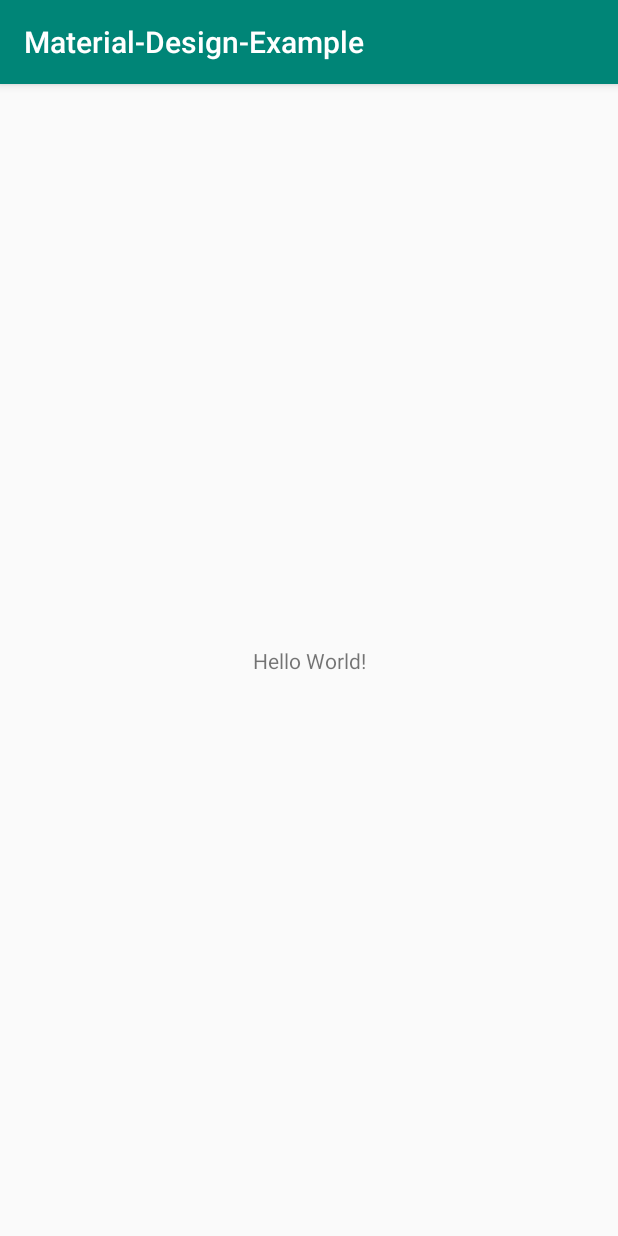
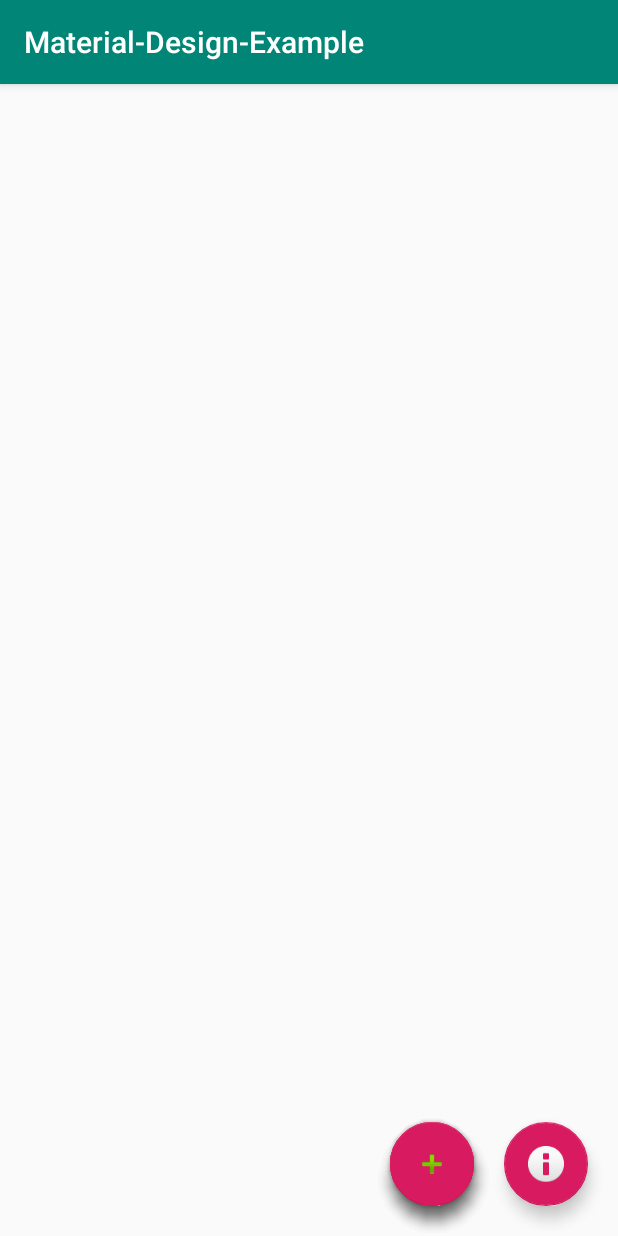
Before and after one commit to giorgospat/material-design, an Android app: the screen it shows after launch (MainActivity), on a phone screen of 412 x 824 dp. Run offline under Robolectric (Android 15) with nearby library versions, the phone set to English and light mode, and no system bars.

Commit message:
floating button implementation

```diff
--- a/app/build.gradle
+++ b/app/build.gradle
@@ -22,6 +22,8 @@ dependencies {
     implementation fileTree(dir: 'libs', include: ['*.jar'])
     implementation 'com.android.support:appcompat-v7:28.0.0'
     implementation 'com.android.support.constraint:constraint-layout:1.1.3'
+    implementation 'com.android.support:design:28.0.0'
+
     testImplementation 'junit:junit:4.12'
     androidTestImplementation 'com.android.support.test:runner:1.0.2'
     androidTestImplementation 'com.android.support.test.espresso:espresso-core:3.0.2'
--- a/app/src/main/java/com/patronas/material_design_example/MainActivity.java
+++ b/app/src/main/java/com/patronas/material_design_example/MainActivity.java
@@ -1,13 +1,66 @@
 package com.patronas.material_design_example;
 
+import android.support.design.widget.FloatingActionButton;
 import android.support.v7.app.AppCompatActivity;
 import android.os.Bundle;
+import android.view.View;
+import android.widget.Toast;
 
 public class MainActivity extends AppCompatActivity {
+
+    private boolean isFABOpen= false;
+    private FloatingActionButton fab1, fab2, fab3;
 
     @Override
     protected void onCreate(Bundle savedInstanceState) {
         super.onCreate(savedInstanceState);
         setContentView(R.layout.activity_main);
+
+        initSimpleFloatingButton();
+        initCustomFloatingButton();
+
     }
+
+
+    private void initSimpleFloatingButton() {
+        FloatingActionButton fab = findViewById(R.id.fab);
+        fab.setOnClickListener(new View.OnClickListener() {
+            @Override
+            public void onClick(View view) {
+                Toast.makeText(MainActivity.this, "Fab button clicked!", Toast.LENGTH_SHORT).show();
+            }
+        });
+    }
+
+    private void initCustomFloatingButton() {
+        FloatingActionButton fabCustom = findViewById(R.id.fab_with_menu);
+        fab1 = findViewById(R.id.fab1);
+        fab2 = findViewById(R.id.fab2);
+        fab3 = findViewById(R.id.fab3);
+        fabCustom.setOnClickListener(new View.OnClickListener() {
+            @Override
+            public void onClick(View view) {
+                if(!isFABOpen){
+                    showFABMenu();
+                }else{
+                    closeFABMenu();
+                }
+            }
+        });
+    }
+
+    private void showFABMenu(){
+        isFABOpen=true;
+        fab1.animate().translationY(-getResources().getDimension(R.dimen.standard_65));
+        fab2.animate().translationY(-getResources().getDimension(R.dimen.standard_130));
+        fab3.animate().translationY(-getResources().getDimension(R.dimen.standard_195));
+    }
+
+    private void closeFABMenu(){
+        isFABOpen=false;
+        fab1.animate().translationY(0);
+        fab2.animate().translationY(0);
+        fab3.animate().translationY(0);
+    }
+
 }
--- a/app/src/main/res/layout/activity_main.xml
+++ b/app/src/main/res/layout/activity_main.xml
@@ -6,13 +6,64 @@
     android:layout_height="match_parent"
     tools:context=".MainActivity">
 
-    <TextView
+    <android.support.design.widget.FloatingActionButton
+        android:id="@+id/fab"
         android:layout_width="wrap_content"
         android:layout_height="wrap_content"
-        android:text="Hello World!"
+        android:layout_gravity="bottom|end"
+        android:layout_margin="@dimen/standard_20"
+        android:src="@android:drawable/ic_dialog_info"
+        app:elevation="@dimen/standard_6"
         app:layout_constraintBottom_toBottomOf="parent"
-        app:layout_constraintLeft_toLeftOf="parent"
-        app:layout_constraintRight_toRightOf="parent"
-        app:layout_constraintTop_toTopOf="parent" />
+        app:layout_constraintEnd_toEndOf="parent"
+        app:pressedTranslationZ="@dimen/fab_elevation" />
+
+    <android.support.design.widget.FloatingActionButton
+        android:id="@+id/fab3"
+        android:layout_width="wrap_content"
+        android:layout_height="wrap_content"
+        android:layout_gravity="bottom|end"
+        android:layout_margin="@dimen/standard_20"
+        android:layout_marginEnd="@dimen/standard_8"
+        android:layout_marginBottom="@dimen/standard_8"
+        app:layout_constraintBottom_toBottomOf="parent"
+        app:layout_constraintEnd_toStartOf="@+id/fab"
+        app:srcCompat="@android:drawable/ic_dialog_email" />
+
+    <android.support.design.widget.FloatingActionButton
+        android:id="@+id/fab2"
+        android:layout_width="wrap_content"
+        android:layout_height="wrap_content"
+        android:layout_gravity="bottom|end"
+        android:layout_margin="@dimen/standard_20"
+        android:layout_marginEnd="@dimen/standard_8"
+        android:layout_marginBottom="@dimen/standard_8"
+        app:layout_constraintBottom_toBottomOf="parent"
+        app:layout_constraintEnd_toStartOf="@+id/fab"
+        app:srcCompat="@android:drawable/ic_menu_camera" />
+
+    <android.support.design.widget.FloatingActionButton
+        android:id="@+id/fab1"
+        android:layout_width="wrap_content"
+        android:layout_height="wrap_content"
+        android:layout_gravity="bottom|end"
+        android:layout_margin="@dimen/standard_20"
+        android:layout_marginEnd="@dimen/standard_8"
+        android:layout_marginBottom="@dimen/standard_8"
+        app:layout_constraintBottom_toBottomOf="parent"
+        app:layout_constraintEnd_toStartOf="@+id/fab"
+        app:srcCompat="@android:drawable/ic_dialog_map" />
+
+    <android.support.design.widget.FloatingActionButton
+        android:id="@+id/fab_with_menu"
+        android:layout_width="wrap_content"
+        android:layout_height="wrap_content"
+        android:layout_gravity="bottom|end"
+        android:layout_margin="@dimen/standard_20"
+        android:src="@android:drawable/ic_input_add"
+        app:elevation="@dimen/standard_6"
+        app:layout_constraintBottom_toBottomOf="parent"
+        app:layout_constraintEnd_toStartOf="@+id/fab"
+        app:pressedTranslationZ="@dimen/fab_elevation" />
 
 </android.support.constraint.ConstraintLayout>
--- /dev/null
+++ b/app/src/main/res/values/dimens.xml
@@ -0,0 +1,10 @@
+<?xml version="1.0" encoding="utf-8"?>
+<resources>
+    <dimen name="standard_8">8dp</dimen>
+    <dimen name="standard_20">20dp</dimen>
+    <dimen name="standard_65">65dp</dimen>
+    <dimen name="standard_130">130dp</dimen>
+    <dimen name="standard_195">195dp</dimen>
+    <dimen name="standard_6">6dp</dimen>
+    <dimen name="fab_elevation">12dp</dimen>
+</resources>
```
Also changed, not shown: 1 other file.
